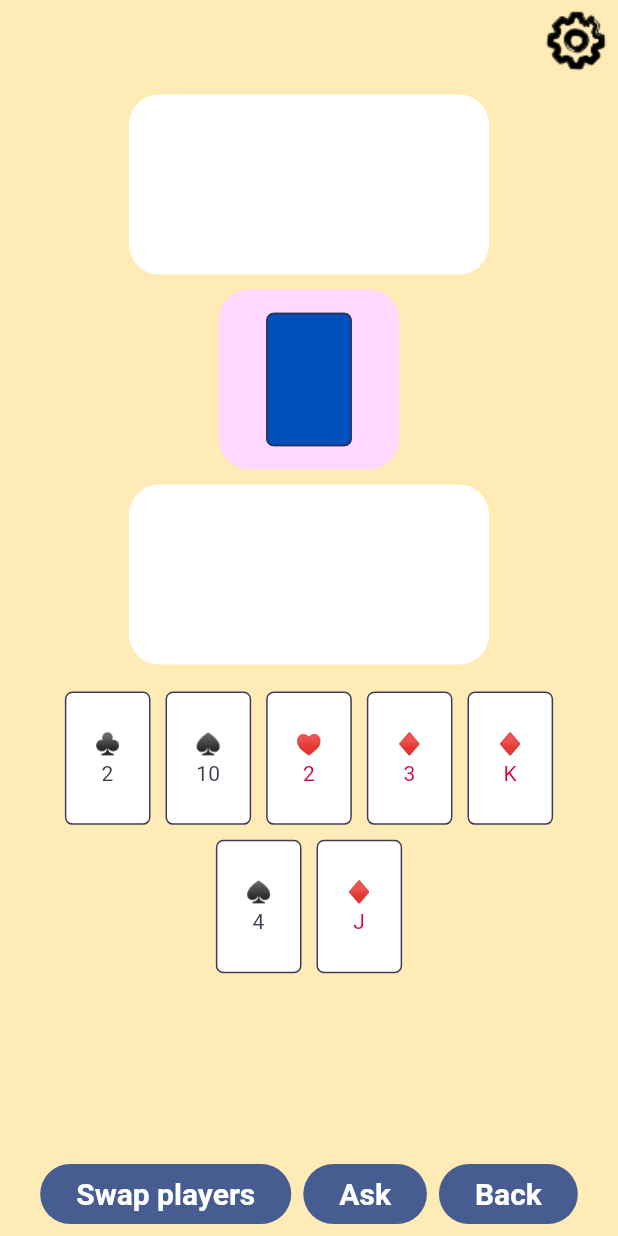
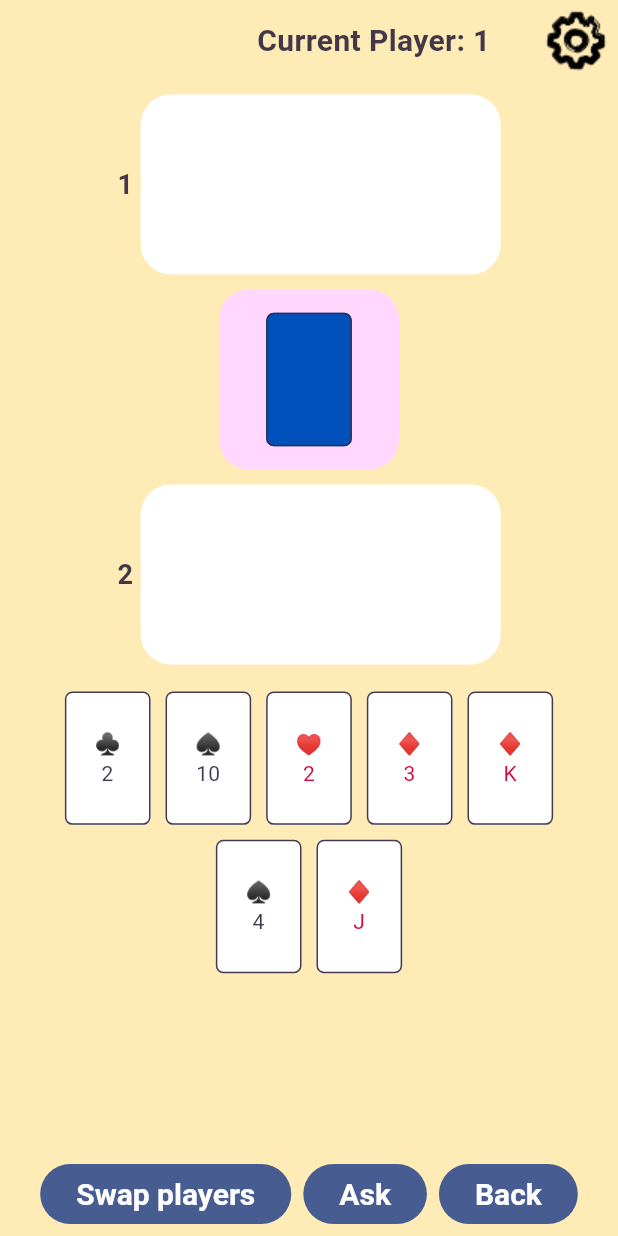
Before and after one commit to oc-cmcbride/mobile-apps-go-fish, a Flutter app: the PlaySessionScreen screen opened by its route, on a phone screen of 412 x 824 dp. Run offline on Flutter 3.47's test engine with Material 3 defaults, Android fonts, the phone set to English and light mode, and no system bars; our stand-ins replace audioplayers, go_router, shared_preferences; accounts and stored records are empty.

Commit message:
Added labels for current player and playing areas

```diff
--- a/go_fish_game/lib/game_internals/board_state.dart
+++ b/go_fish_game/lib/game_internals/board_state.dart
@@ -22,9 +22,9 @@ class BoardState {
 
   final PlayingArea areaDeck = PlayingArea(null);
 
-  final Player playerOne = Player();
+  final Player playerOne = Player(1);
 
-  final Player playerTwo = Player();
+  final Player playerTwo = Player(2);
 
   late List<Player> players;
 
--- a/go_fish_game/lib/game_internals/player.dart
+++ b/go_fish_game/lib/game_internals/player.dart
@@ -3,11 +3,11 @@ import 'package:flutter/foundation.dart';
 import 'playing_card.dart';
 
 class Player extends ChangeNotifier {
-  static const maxCards = 5;
+  final Map<PlayingCard, bool> selectedCards = { };
 
-  // Technically this implementation doesn't allow for multiple cards of the
-  // same type, but that's not really a concern for us *shrug*
-  final Map<PlayingCard, bool> selectedCards = { };
+  late final int number;
+
+  Player(this.number);
 
   List<PlayingCard> get hand => selectedCards.keys.toList();
 
@@ -26,8 +26,6 @@ class Player extends ChangeNotifier {
   }
 
   void removeCards(Iterable<PlayingCard> cards) {
-    // List<PlayingCard> removedCards = List.from(cards);
-    // removedCards.forEach(removeCard);
     cards.forEach(removeCard);
   }
 }
--- a/go_fish_game/lib/play_session/board_widget.dart
+++ b/go_fish_game/lib/play_session/board_widget.dart
@@ -28,25 +28,15 @@ class _BoardWidgetState extends State<BoardWidget> {
       mainAxisAlignment: MainAxisAlignment.center,
       crossAxisAlignment: CrossAxisAlignment.stretch,
       children: [
-        // Padding(
-        //   padding: const EdgeInsets.all(10),
-        //   child: Row(
-        //     children: [
-        //       Expanded(child: PlayingAreaWidget(boardState.areaOne)),
-        //       SizedBox(width: 20),
-        //       Expanded(child: PlayingAreaWidget(boardState.areaTwo)),
-        //     ],
-        //   ),
-        // ),
         Padding(
           padding: const EdgeInsets.all(8.0),
           child: Column(
             children: [
-              PlayingAreaWidget(boardState.areaTwo),
+              PlayingAreaWidget(boardState.areaOne),
               SizedBox(height: 10),
               DeckAreaWidget(boardState.areaDeck),
               SizedBox(height: 10),
-              PlayingAreaWidget(boardState.areaOne),
+              PlayingAreaWidget(boardState.areaTwo),
             ],
           ),
         ),
--- a/go_fish_game/lib/play_session/play_session_screen.dart
+++ b/go_fish_game/lib/play_session/play_session_screen.dart
@@ -68,6 +68,14 @@ class _PlaySessionScreenState extends State<PlaySessionScreen> {
               Column(
                 mainAxisAlignment: MainAxisAlignment.center,
                 children: [
+                  Row(
+                    mainAxisAlignment: MainAxisAlignment.end,
+                    children: [
+                      Text(
+                        "Current Player: ${_boardState.currentPlayer.number}",
+                        style: TextStyle(fontSize: 20.0, fontWeight: FontWeight.bold),
+                      ),
+                      SizedBox(width: 30.0),
                       Align(
                         alignment: Alignment.centerRight,
                         child: InkResponse(
@@ -77,6 +85,8 @@ class _PlaySessionScreenState extends State<PlaySessionScreen> {
                             semanticLabel: 'Settings',
                           ),
                         ),
+                      ),
+                    ],
                   ),
                   // The actual UI of the game.
                   BoardWidget(),
--- a/go_fish_game/lib/play_session/playing_area_widget.dart
+++ b/go_fish_game/lib/play_session/playing_area_widget.dart
@@ -21,7 +21,6 @@ class PlayingAreaWidget extends StatefulWidget {
 }
 
 class _PlayingAreaWidgetState extends State<PlayingAreaWidget> {
-
   bool isHighlighted = false;
 
   BoardState? boardState;
@@ -31,14 +30,23 @@ class _PlayingAreaWidgetState extends State<PlayingAreaWidget> {
     final palette = context.watch<Palette>();
     boardState = context.watch<BoardState>();
 
-    return LimitedBox(
+    return Row(
+      mainAxisAlignment: MainAxisAlignment.center,
+      children: [
+        Text(
+          "${widget.area.player!.number}",
+          style: TextStyle(fontSize: 18.0, fontWeight: FontWeight.bold),
+        ),
+        SizedBox(width: 5.0),
+        LimitedBox(
           maxHeight: 120,
           child: AspectRatio(
             aspectRatio: 2 / 1,
             child: DragTarget<PlayingCardDragData>(
               builder: (context, candidateData, rejectedData) => Material(
                 color: isHighlighted ? palette.accept : palette.trueWhite,
-            shape: RoundedRectangleBorder(borderRadius: BorderRadius.circular(20)),
+                shape: RoundedRectangleBorder(
+                    borderRadius: BorderRadius.circular(20)),
                 clipBehavior: Clip.hardEdge,
                 child: InkWell(
                   splashColor: palette.redPen,
@@ -56,6 +64,8 @@ class _PlayingAreaWidgetState extends State<PlayingAreaWidget> {
               onAcceptWithDetails: _onDragAccept,
             ),
           ),
+        ),
+      ],
     );
   }
 
@@ -64,18 +74,18 @@ class _PlayingAreaWidgetState extends State<PlayingAreaWidget> {
       final selectedCards = boardState!.currentPlayer.selectedCards;
       if (selectedCards.containsValue(true)) {
         // Make sure to only move 2 matching cards to the playing area
-        final removedCards = Map<PlayingCard, bool>.fromEntries(selectedCards.entries.where((element) => element.value));
-        if (removedCards.length == 2 && removedCards.keys.first.value == removedCards.keys.last.value) {
+        final removedCards = Map<PlayingCard, bool>.fromEntries(
+            selectedCards.entries.where((element) => element.value));
+        if (removedCards.length == 2 &&
+            removedCards.keys.first.value == removedCards.keys.last.value) {
           // Cards are selected; move them to the play area
           removedCards.keys.forEach(widget.area.acceptCard);
           boardState!.currentPlayer.removeCards(removedCards.keys);
-        }
-        else {
+        } else {
           // Selected cards is not a pair of matching cards
           // print("Not a pair of matching cards; not moving to playing area");
         }
-      }
-      else {
+      } else {
         // No cards are selected; do nothing
         // widget.area.removeFirstCard();
       }
@@ -127,7 +137,7 @@ class _CardStack extends StatelessWidget {
           children: [
             for (var i = max(0, cards.length - _maxCards);
                 i < cards.length;
-                i+=2)
+                i += 2)
               Positioned(
                 top: i * _topOffset,
                 left: i * _leftOffset,
```
Lines whose indentation alone changed are shown as unchanged.
